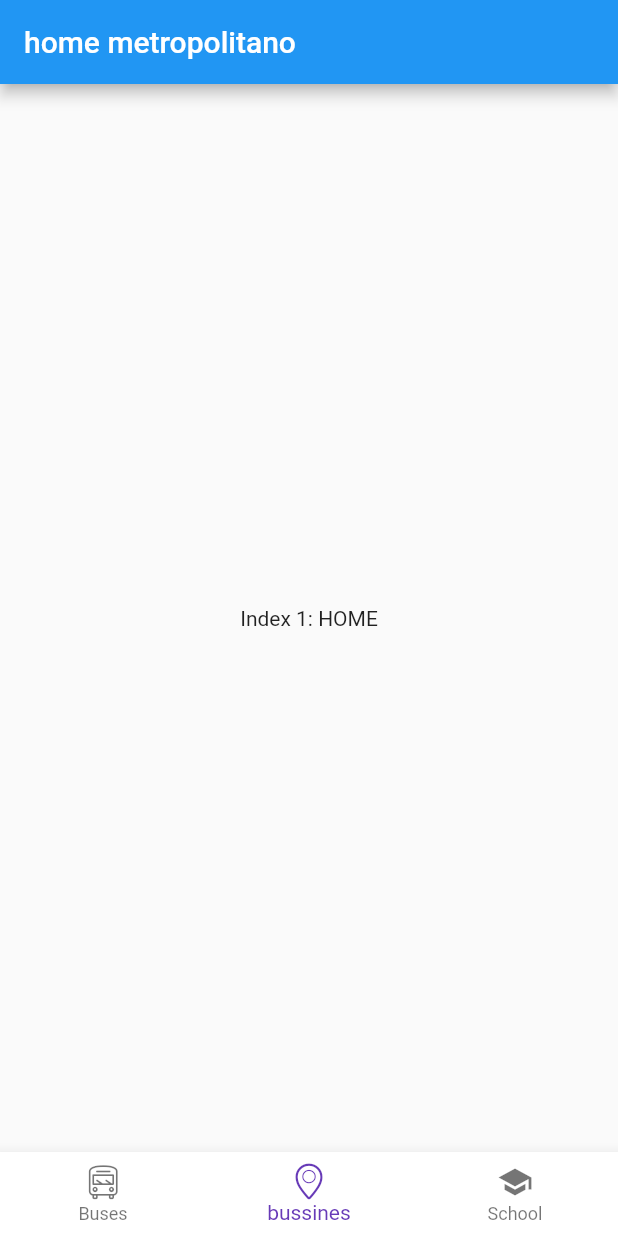
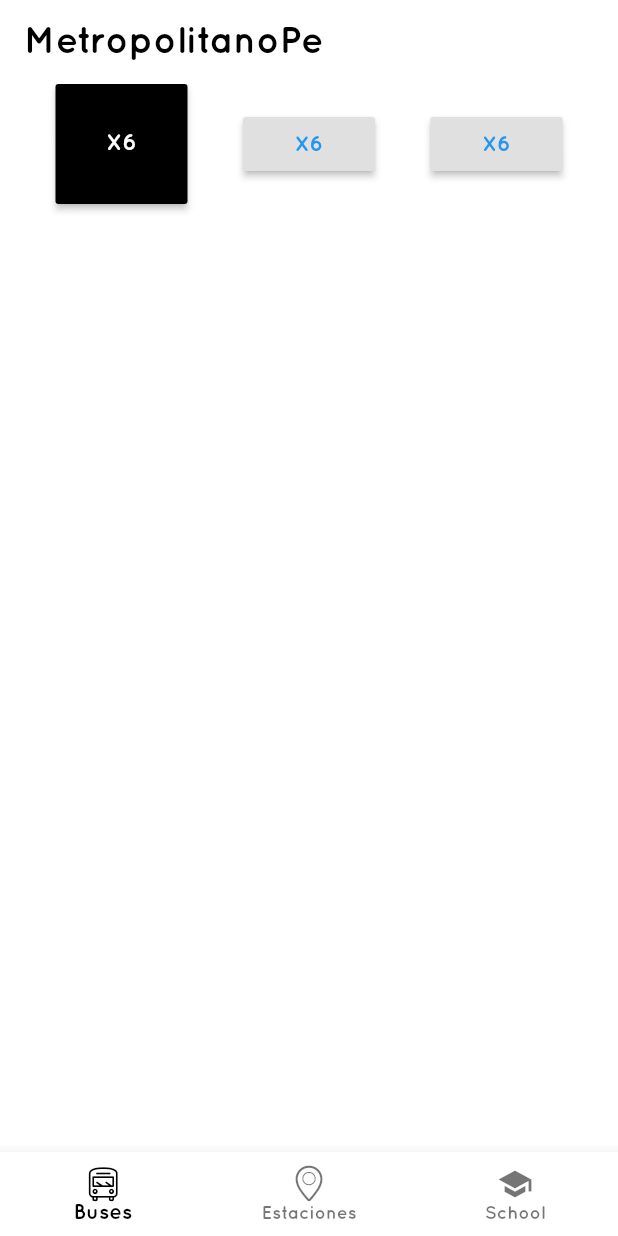
Before and after one commit to edwinmacalopu/MetropolitanoPe, a Flutter app: the screen it shows after launch, on a phone screen of 412 x 824 dp. Run offline on Flutter 3.47's test engine with Material 2 defaults, Android fonts, the phone set to English and light mode, and no system bars.

Commit message:
Iterfas commit

```diff
--- a/lib/main.dart
+++ b/lib/main.dart
@@ -1,7 +1,10 @@
 import 'package:flutter/material.dart';
 import 'package:metropolitanope/icons_metro_icons.dart';
+import 'package:metropolitanope/pages/buses.dart';
+import 'package:metropolitanope/pages/estaciones.dart';
 void main(){
   runApp(MaterialApp(
+    theme: ThemeData(fontFamily: 'Quicksand'),
     home: MetroHome(),
     ));
 }
@@ -12,39 +15,46 @@ class  MetroHome extends StatefulWidget {
 }
 
 class _MetroHomeState extends State<MetroHome> {
- int _selectedIndex=1;
-final _widgetOptions=[
-  Text('Index 0: HOME'),
-  Text('Index 1: HOME'),
-  Text('Index 2: HOME')
-];
+  //static const Color transparent = Color(0x00000000);
+  int _currentIndex=0;
+  Widget callpage(int currentIndex){
+    switch (currentIndex) {
+      case 0:return Bus();
+        case 1: return Estacion();
+        case 2: return Estacion();
+        break;
+      default:return Bus();
+    }
+  }
+
 
   @override
   Widget build(BuildContext context) {
     return Scaffold(
-      appBar: AppBar(
-        title: Text('home metropolitano'),
-      ),
-      body: Center(
-        child: _widgetOptions.elementAt(_selectedIndex),
-      ),
+
+      resizeToAvoidBottomInset: false,
+      body: callpage(_currentIndex),
+      backgroundColor: Colors.white,
       bottomNavigationBar: BottomNavigationBar(
-        items: <BottomNavigationBarItem>[
+        currentIndex:_currentIndex,
+        onTap: (value){
+          _currentIndex=value;
+            setState(() {
+
+            });
+        },
+        items: [
           BottomNavigationBarItem(icon: Icon(IconsMetro.bus),title:Text('Buses')),
-           BottomNavigationBarItem(icon: Icon(IconsMetro.location),title: Text('bussines')),
+           BottomNavigationBarItem(icon: Icon(IconsMetro.location),title: Text('Estaciones')),
             BottomNavigationBarItem(icon: Icon(Icons.school),title: Text('School')),
 
         ],
-        currentIndex: _selectedIndex,
-        fixedColor: Colors.deepPurple,
-        onTap: _onItemTapped,
+
+        fixedColor: Colors.black,
         backgroundColor: Colors.white,
       ),
     );
   }
-  void _onItemTapped(int index){
-    setState(() {
-      _selectedIndex = index;
-    });
-  }
+
+
 }
--- /dev/null
+++ b/lib/pages/buses.dart
@@ -0,0 +1,66 @@
+import 'package:flutter/material.dart';
+
+class  Bus extends StatefulWidget {
+  @override
+  _BusState createState() => _BusState();
+}
+
+class _BusState extends State<Bus> {
+  @override
+  Widget build(BuildContext context) {
+    return Scaffold(
+      backgroundColor: Colors.white,
+      appBar: AppBar(
+
+        backgroundColor: Colors.white,
+        elevation: 0,
+        title: Text('MetropolitanoPe',
+          style: TextStyle(color: Colors.black,fontSize: 25,fontFamily: 'Quicksand'),
+          )
+      ),
+      body: Container(
+        child: Stack(
+          children: <Widget>[
+              _apbarbus(),
+          ],
+        ),
+        ),
+    );
+  }
+
+  Widget _apbarbus(){
+    return Container(
+
+       child: Row(
+         mainAxisAlignment: MainAxisAlignment.spaceEvenly,
+         children: <Widget>[
+           ButtonTheme(
+             height: 80.0,
+             buttonColor: Colors.black,
+             child: RaisedButton(
+             onPressed: (){},
+             textColor: Colors.white,
+             child: Text('X6',
+             style: TextStyle(fontSize: 15),
+             ),
+           ),
+           ),
+
+            RaisedButton(
+             onPressed: (){},
+             textColor: Colors.blue,
+             child: Text('X6'),
+           ),
+            RaisedButton(
+             onPressed: (){},
+             textColor: Colors.blue,
+             child: Text('X6'),
+           ),
+
+         ],
+       ),
+
+    );
+
+  }
+}
--- /dev/null
+++ b/lib/pages/estaciones.dart
@@ -0,0 +1,19 @@
+import 'package:flutter/material.dart';
+
+class  Estacion extends StatefulWidget {
+  @override
+  _EstacionState createState() => _EstacionState();
+}
+
+class _EstacionState extends State<Estacion> {
+  @override
+  Widget build(BuildContext context) {
+    return Container(
+      child: Row(
+        children: <Widget>[
+          Text('holaestaciones')
+        ],
+      ),
+    );
+  }
+}
```
Also changed, not shown: pubspec.yaml (+5 -5 lines), fonts/QuicksandFamily/Quicksand_Bold.otf (added), fonts/QuicksandFamily/Quicksand_Bold_Oblique.otf (added), fonts/QuicksandFamily/Quicksand_Book.otf (added), fonts/QuicksandFamily/Quicksand_Book_Oblique.otf (added), fonts/QuicksandFamily/Quicksand_Dash.otf (added), fonts/QuicksandFamily/Quicksand_Light.otf (added), fonts/QuicksandFamily/Quicksand_Light_Oblique.otf (added).
